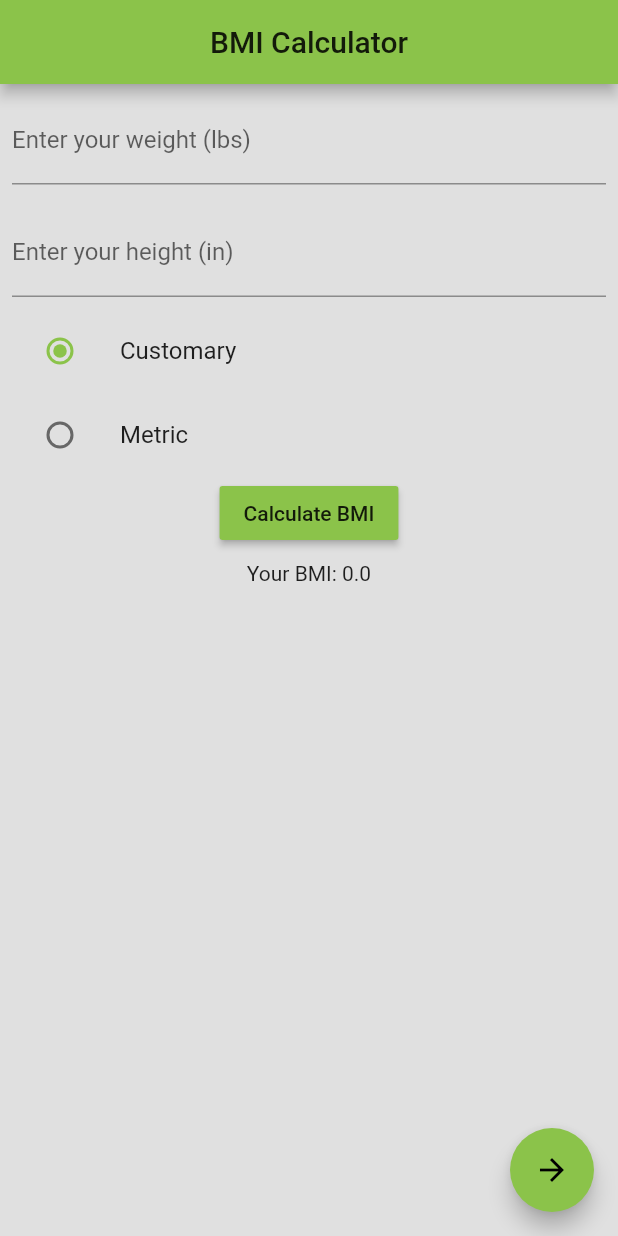
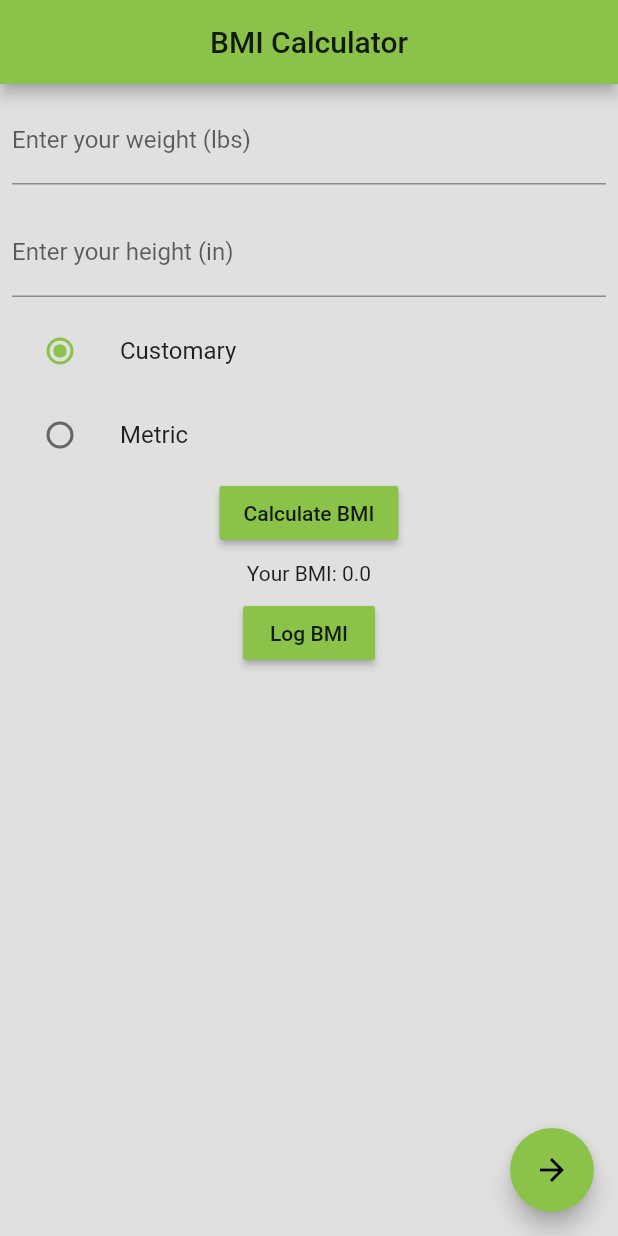
Before and after one commit to nocaed/bmitracker-flutter, a Flutter app: the screen it shows after launch, on a phone screen of 412 x 824 dp. Run offline on Flutter 3.47's test engine with Material 2 defaults, Android fonts, the phone set to English and light mode, and no system bars; our stand-ins replace sqflite; accounts and stored records are empty.

Commit message:
created log button

```diff
--- a/lib/main.dart
+++ b/lib/main.dart
@@ -183,6 +183,13 @@ class _BMIInputFormState extends State<BMIInputForm> {
     );
   }
 
+  Widget _buildLogButton() {
+    return RaisedButton(
+      child: Text('Log BMI'),
+      onPressed: () {},
+    );
+  }
+
   @override
   Widget build(BuildContext context) {
     return Scaffold(
@@ -203,7 +210,8 @@ class _BMIInputFormState extends State<BMIInputForm> {
                 Padding(
                   padding: const EdgeInsets.all(8.0),
                   child: Text('Your BMI: $_currentBMI'),
-                )
+                ),
+                _buildLogButton()
               ],
             ),
           ),
```
